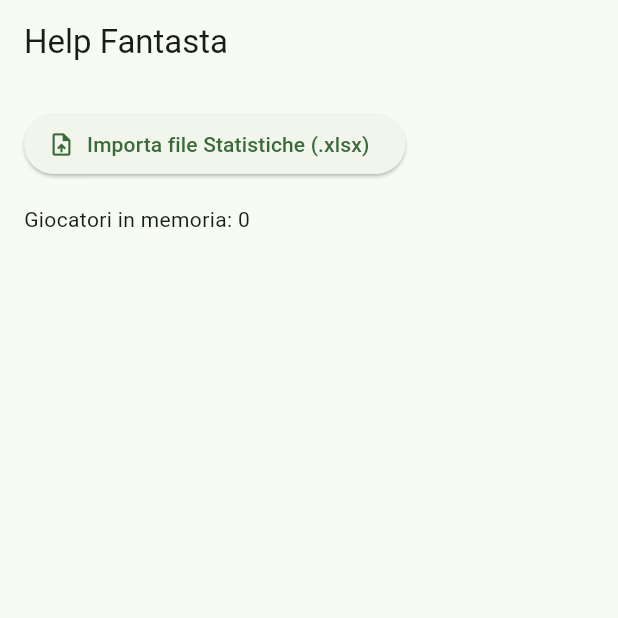
After one commit to Barbarill/Help-Fantasta, a Flutter app: the screen it shows after launch, after a tap on "Importa file Statistiche (.xlsx)", on a phone screen of 412 x 824 dp, the top half of it. The commit adds this screen. Run offline on Flutter 3.47's test engine with Material 3 defaults, Android fonts, the phone set to English and light mode, and no system bars; our stand-ins replace file_picker, shared_preferences; missing offline and left inert: excel.

Commit message:
Sistema import statistiche funzionante (Excel, persistenza web-compatibile)

```diff
--- a/lib/main.dart
+++ b/lib/main.dart
@@ -1,4 +1,7 @@
 import 'package:flutter/material.dart';
+import 'package:provider/provider.dart';
+import 'providers/giocatori_provider.dart';
+import 'screens/import_screen.dart';
 
 void main() {
   runApp(const HelpFantastaApp());
@@ -9,26 +12,15 @@ class HelpFantastaApp extends StatelessWidget {
 
   @override
   Widget build(BuildContext context) {
-    return MaterialApp(
-      title: 'Help Fantasta',
-      theme: ThemeData(
-        colorSchemeSeed: Colors.green,
-        useMaterial3: true,
-      ),
-      home: const HomeScreen(),
-    );
-  }
-}
-
-class HomeScreen extends StatelessWidget {
-  const HomeScreen({super.key});
-
-  @override
-  Widget build(BuildContext context) {
-    return Scaffold(
-      appBar: AppBar(title: const Text('Help Fantasta')),
-      body: const Center(
-        child: Text('Progetto avviato 🚀'),
+    return ChangeNotifierProvider(
+      create: (_) => GiocatoriProvider()..caricaDaStorage(),
+      child: MaterialApp(
+        title: 'Help Fantasta',
+        theme: ThemeData(
+          colorSchemeSeed: Colors.green,
+          useMaterial3: true,
+        ),
+        home: const ImportScreen(),
       ),
     );
   }
--- a/lib/models/giocatore.dart
+++ b/lib/models/giocatore.dart
@@ -44,62 +44,109 @@ extension RuoloExtension on Ruolo {
 }
 
 class Giocatore {
-  final String id;
+  final int id;
   final String nome;
   final String squadra;
   final Ruolo ruolo;
-  final double quotazione;
-  final double fantamedia;
-  final double mediaVoto;
-  final int presenze;
-  final int gol;
-  final int assist;
+
+  // Dal listone quotazioni (in arrivo quando disponibile in Excel)
+  final double? quotazione;
+  final double? fvm;
+
+  // Dalle statistiche storiche (es. stagione 2025/26)
+  final int? presenze;
+  final double? mediaVoto;
+  final double? fantamedia;
+  final int? golFatti;
+  final int? golSubiti;
+  final int? rigoriParati;
+  final int? rigoriCalciati;
+  final int? rigoriSegnati;
+  final int? rigoriSbagliati;
+  final int? assist;
+  final int? ammonizioni;
+  final int? espulsioni;
+  final int? autogol;
 
   const Giocatore({
     required this.id,
     required this.nome,
     required this.squadra,
     required this.ruolo,
-    required this.quotazione,
-    required this.fantamedia,
-    required this.mediaVoto,
-    required this.presenze,
-    required this.gol,
-    required this.assist,
+    this.quotazione,
+    this.fvm,
+    this.presenze,
+    this.mediaVoto,
+    this.fantamedia,
+    this.golFatti,
+    this.golSubiti,
+    this.rigoriParati,
+    this.rigoriCalciati,
+    this.rigoriSegnati,
+    this.rigoriSbagliati,
+    this.assist,
+    this.ammonizioni,
+    this.espulsioni,
+    this.autogol,
   });
 
-  /// Indice di convenienza: fantamedia rapportata alla quotazione.
-  /// Più alto = giocatore "conveniente" rispetto al costo.
-  double get indiceConvenienza {
-    if (quotazione <= 0) return 0;
-    return fantamedia / quotazione;
+  /// true se abbiamo dati storici sufficienti per confronti statistici
+  bool get haStatistiche => fantamedia != null;
+
+  /// true se abbiamo il dato di quotazione/FVM dal listone d'asta
+  bool get haQuotazione => quotazione != null;
+
+  /// Indice di convenienza: fantamedia storica rapportata al costo d'asta.
+  /// Disponibile solo quando entrambe le fonti (listone + statistiche)
+  /// sono state importate e unite per questo giocatore.
+  double? get indiceConvenienza {
+    if (fantamedia == null || quotazione == null || quotazione == 0) {
+      return null;
+    }
+    return fantamedia! / quotazione!;
   }
 
-  factory Giocatore.fromRow(Map<String, dynamic> row) {
+  /// Crea una copia arricchendo solo i campi passati (non nulli),
+  /// lasciando invariati quelli già presenti. Usato per il merge
+  /// tra fonti diverse (listone + statistiche) sullo stesso giocatore.
+  Giocatore copyWith({
+    double? quotazione,
+    double? fvm,
+    int? presenze,
+    double? mediaVoto,
+    double? fantamedia,
+    int? golFatti,
+    int? golSubiti,
+    int? rigoriParati,
+    int? rigoriCalciati,
+    int? rigoriSegnati,
+    int? rigoriSbagliati,
+    int? assist,
+    int? ammonizioni,
+    int? espulsioni,
+    int? autogol,
+  }) {
     return Giocatore(
-      id: row['id']?.toString() ?? '',
-      nome: row['nome']?.toString() ?? '',
-      squadra: row['squadra']?.toString() ?? '',
-      ruolo: RuoloExtension.fromSigla(row['ruolo']?.toString() ?? ''),
-      quotazione: _parseDouble(row['quotazione']),
-      fantamedia: _parseDouble(row['fantamedia']),
-      mediaVoto: _parseDouble(row['mediaVoto']),
-      presenze: _parseInt(row['presenze']),
-      gol: _parseInt(row['gol']),
-      assist: _parseInt(row['assist']),
+      id: id,
+      nome: nome,
+      squadra: squadra,
+      ruolo: ruolo,
+      quotazione: quotazione ?? this.quotazione,
+      fvm: fvm ?? this.fvm,
+      presenze: presenze ?? this.presenze,
+      mediaVoto: mediaVoto ?? this.mediaVoto,
+      fantamedia: fantamedia ?? this.fantamedia,
+      golFatti: golFatti ?? this.golFatti,
+      golSubiti: golSubiti ?? this.golSubiti,
+      rigoriParati: rigoriParati ?? this.rigoriParati,
+      rigoriCalciati: rigoriCalciati ?? this.rigoriCalciati,
+      rigoriSegnati: rigoriSegnati ?? this.rigoriSegnati,
+      rigoriSbagliati: rigoriSbagliati ?? this.rigoriSbagliati,
+      assist: assist ?? this.assist,
+      ammonizioni: ammonizioni ?? this.ammonizioni,
+      espulsioni: espulsioni ?? this.espulsioni,
+      autogol: autogol ?? this.autogol,
     );
-  }
-
-  static double _parseDouble(dynamic value) {
-    if (value == null) return 0.0;
-    if (value is num) return value.toDouble();
-    return double.tryParse(value.toString().replaceAll(',', '.')) ?? 0.0;
-  }
-
-  static int _parseInt(dynamic value) {
-    if (value == null) return 0;
-    if (value is num) return value.toInt();
-    return int.tryParse(value.toString()) ?? 0;
   }
 
   Map<String, dynamic> toJson() => {
@@ -108,25 +155,43 @@ class Giocatore {
         'squadra': squadra,
         'ruolo': ruolo.sigla,
         'quotazione': quotazione,
+        'fvm': fvm,
+        'presenze': presenze,
+        'mediaVoto': mediaVoto,
         'fantamedia': fantamedia,
-        'mediaVoto': mediaVoto,
-        'presenze': presenze,
-        'gol': gol,
+        'golFatti': golFatti,
+        'golSubiti': golSubiti,
+        'rigoriParati': rigoriParati,
+        'rigoriCalciati': rigoriCalciati,
+        'rigoriSegnati': rigoriSegnati,
+        'rigoriSbagliati': rigoriSbagliati,
         'assist': assist,
+        'ammonizioni': ammonizioni,
+        'espulsioni': espulsioni,
+        'autogol': autogol,
       };
 
   factory Giocatore.fromJson(Map<String, dynamic> json) {
     return Giocatore(
-      id: json['id'] as String,
+      id: json['id'] as int,
       nome: json['nome'] as String,
       squadra: json['squadra'] as String,
       ruolo: RuoloExtension.fromSigla(json['ruolo'] as String),
-      quotazione: (json['quotazione'] as num).toDouble(),
-      fantamedia: (json['fantamedia'] as num).toDouble(),
-      mediaVoto: (json['mediaVoto'] as num).toDouble(),
-      presenze: json['presenze'] as int,
-      gol: json['gol'] as int,
-      assist: json['assist'] as int,
+      quotazione: (json['quotazione'] as num?)?.toDouble(),
+      fvm: (json['fvm'] as num?)?.toDouble(),
+      presenze: json['presenze'] as int?,
+      mediaVoto: (json['mediaVoto'] as num?)?.toDouble(),
+      fantamedia: (json['fantamedia'] as num?)?.toDouble(),
+      golFatti: json['golFatti'] as int?,
+      golSubiti: json['golSubiti'] as int?,
+      rigoriParati: json['rigoriParati'] as int?,
+      rigoriCalciati: json['rigoriCalciati'] as int?,
+      rigoriSegnati: json['rigoriSegnati'] as int?,
+      rigoriSbagliati: json['rigoriSbagliati'] as int?,
+      assist: json['assist'] as int?,
+      ammonizioni: json['ammonizioni'] as int?,
+      espulsioni: json['espulsioni'] as int?,
+      autogol: json['autogol'] as int?,
     );
   }
 }
--- /dev/null
+++ b/lib/providers/giocatori_provider.dart
@@ -0,0 +1,49 @@
+import 'dart:typed_data';
+import 'package:flutter/foundation.dart';
+import '../models/giocatore.dart';
+import '../services/excel_import_service.dart';
+import '../services/giocatori_repository.dart';
+
+class GiocatoriProvider extends ChangeNotifier {
+  final ExcelImportService _importService = ExcelImportService();
+  final GiocatoriRepository _repository = GiocatoriRepository();
+
+  List<Giocatore> _giocatori = [];
+  bool caricamento = false;
+  String? ultimoErrore;
+  List<String> ultimeRigheScartate = [];
+
+  List<Giocatore> get giocatori => _giocatori;
+
+  Future<void> caricaDaStorage() async {
+    caricamento = true;
+    ultimoErrore = null;
+    notifyListeners();
+    try {
+      _giocatori = await _repository.carica();
+    } catch (e) {
+      ultimoErrore = 'Errore nel caricamento dati salvati: $e';
+    } finally {
+      caricamento = false;
+      notifyListeners();
+    }
+  }
+
+  Future<void> importaStatistiche(Uint8List bytes) async {
+    caricamento = true;
+    ultimoErrore = null;
+    notifyListeners();
+
+    try {
+      final risultato = _importService.importStatistiche(bytes);
+      _giocatori = _repository.merge(_giocatori, risultato.giocatori);
+      ultimeRigheScartate = risultato.righeScartate;
+      await _repository.salva(_giocatori);
+    } catch (e) {
+      ultimoErrore = e.toString();
+    } finally {
+      caricamento = false;
+      notifyListeners();
+    }
+  }
+}
--- /dev/null
+++ b/lib/screens/import_screen.dart
@@ -0,0 +1,76 @@
+import 'package:file_picker/file_picker.dart';
+import 'package:flutter/material.dart';
+import 'package:provider/provider.dart';
+import '../models/giocatore.dart';
+import '../providers/giocatori_provider.dart';
+
+class ImportScreen extends StatelessWidget {
+  const ImportScreen({super.key});
+
+  Future<void> _importaStatistiche(BuildContext context) async {
+    final result = await FilePicker.platform.pickFiles(
+      type: FileType.custom,
+      allowedExtensions: ['xlsx'],
+      withData: true,
+    );
+    if (result == null || result.files.single.bytes == null) return;
+
+    final bytes = result.files.single.bytes!;
+    if (!context.mounted) return;
+    await context.read<GiocatoriProvider>().importaStatistiche(bytes);
+  }
+
+  @override
+  Widget build(BuildContext context) {
+    return Scaffold(
+      appBar: AppBar(title: const Text('Help Fantasta')),
+      body: Consumer<GiocatoriProvider>(
+        builder: (context, provider, _) {
+          return Padding(
+            padding: const EdgeInsets.all(16),
+            child: Column(
+              crossAxisAlignment: CrossAxisAlignment.start,
+              children: [
+                ElevatedButton.icon(
+                  onPressed: provider.caricamento
+                      ? null
+                      : () => _importaStatistiche(context),
+                  icon: const Icon(Icons.upload_file),
+                  label: const Text('Importa file Statistiche (.xlsx)'),
+                ),
+                const SizedBox(height: 16),
+                if (provider.caricamento) const CircularProgressIndicator(),
+                if (provider.ultimoErrore != null)
+                  Text(
+                    'Errore: ${provider.ultimoErrore}',
+                    style: const TextStyle(color: Colors.red),
+                  ),
+                Text('Giocatori in memoria: ${provider.giocatori.length}'),
+                if (provider.ultimeRigheScartate.isNotEmpty)
+                  Text(
+                    '${provider.ultimeRigheScartate.length} righe scartate nell\'ultimo import',
+                    style: const TextStyle(color: Colors.orange),
+                  ),
+                const SizedBox(height: 16),
+                Expanded(
+                  child: ListView.builder(
+                    itemCount: provider.giocatori.length,
+                    itemBuilder: (context, index) {
+                      final g = provider.giocatori[index];
+                      return ListTile(
+                        title: Text('${g.nome} (${g.ruolo.sigla})'),
+                        subtitle: Text(
+                          '${g.squadra} — Fantamedia: ${g.fantamedia ?? "N/D"}',
+                        ),
+                      );
+                    },
+                  ),
+                ),
+              ],
+            ),
+          );
+        },
+      ),
+    );
+  }
+}
--- /dev/null
+++ b/lib/services/giocatori_repository.dart
@@ -0,0 +1,56 @@
+import 'dart:convert';
+import 'package:shared_preferences/shared_preferences.dart';
+import '../models/giocatore.dart';
+
+class GiocatoriRepository {
+  static const _chiave = 'giocatori_data';
+
+  /// Unisce una nuova lista di giocatori (es. da un nuovo import) con
+  /// quella esistente, usando l'id come chiave. copyWith arricchisce
+  /// i campi non nulli senza cancellare dati già presenti.
+  List<Giocatore> merge(List<Giocatore> esistenti, List<Giocatore> nuovi) {
+    final mappa = {for (final g in esistenti) g.id: g};
+
+    for (final nuovo in nuovi) {
+      final attuale = mappa[nuovo.id];
+      if (attuale == null) {
+        mappa[nuovo.id] = nuovo;
+      } else {
+        mappa[nuovo.id] = attuale.copyWith(
+          quotazione: nuovo.quotazione,
+          fvm: nuovo.fvm,
+          presenze: nuovo.presenze,
+          mediaVoto: nuovo.mediaVoto,
+          fantamedia: nuovo.fantamedia,
+          golFatti: nuovo.golFatti,
+          golSubiti: nuovo.golSubiti,
+          rigoriParati: nuovo.rigoriParati,
+          rigoriCalciati: nuovo.rigoriCalciati,
+          rigoriSegnati: nuovo.rigoriSegnati,
+          rigoriSbagliati: nuovo.rigoriSbagliati,
+          assist: nuovo.assist,
+          ammonizioni: nuovo.ammonizioni,
+          espulsioni: nuovo.espulsioni,
+          autogol: nuovo.autogol,
+        );
+      }
+    }
+    return mappa.values.toList();
+  }
+
+  Future<void> salva(List<Giocatore> giocatori) async {
+    final prefs = await SharedPreferences.getInstance();
+    final jsonList = giocatori.map((g) => g.toJson()).toList();
+    await prefs.setString(_chiave, jsonEncode(jsonList));
+  }
+
+  Future<List<Giocatore>> carica() async {
+    final prefs = await SharedPreferences.getInstance();
+    final content = prefs.getString(_chiave);
+    if (content == null || content.trim().isEmpty) return [];
+    final jsonList = jsonDecode(content) as List;
+    return jsonList
+        .map((j) => Giocatore.fromJson(j as Map<String, dynamic>))
+        .toList();
+  }
+}
--- a/pubspec.yaml
+++ b/pubspec.yaml
@@ -33,7 +33,7 @@ dependencies:
   file_picker: ^8.1.4
   excel: ^4.0.6
   provider: ^6.1.2
-  path_provider: ^2.1.4
+  shared_preferences: ^2.3.2
 
   # The following adds the Cupertino Icons font to your application.
   # Use with the CupertinoIcons class for iOS style icons.
```
Also changed, not shown: lib/services/excel_import_service.dart (added, +87 -0 lines), pubspec.lock, 3 other files.
